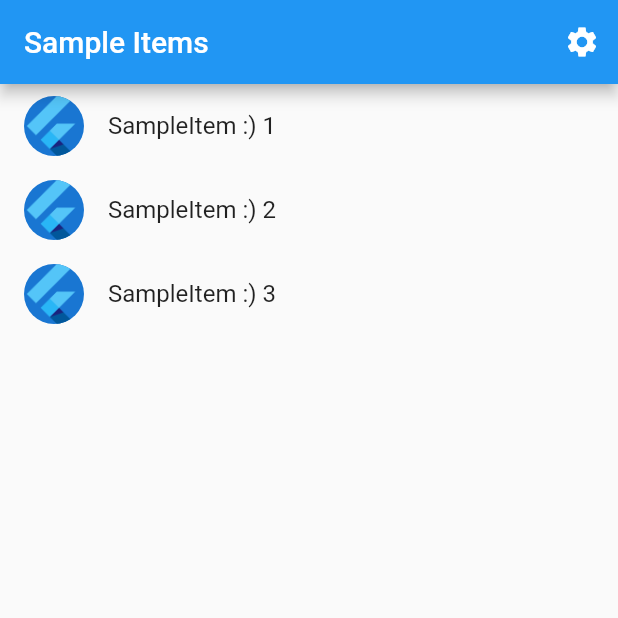
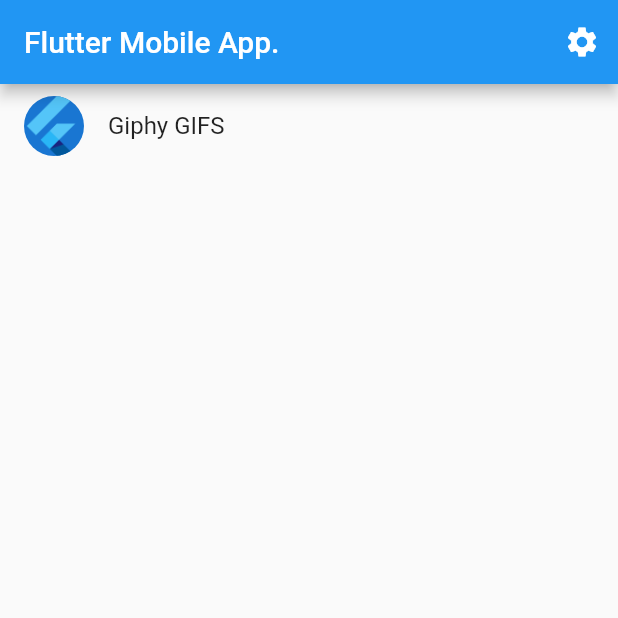
Before and after one commit to kristaps-m/flutter_giphy, a Flutter app: the screen it shows after launch, on a phone screen of 412 x 824 dp, the top half of it. Run offline on Flutter 3.47's test engine with Material 2 defaults, Android fonts, the phone set to English and light mode, and no system bars; generated files the repository leaves out were written again.

Commit message:
Rename Sample and remove 2 from sample list

```diff
--- a/flutter_giphy/lib/src/sample_feature/sample_item_list_view.dart
+++ b/flutter_giphy/lib/src/sample_feature/sample_item_list_view.dart
@@ -8,7 +8,7 @@
 class SampleItemListView extends StatelessWidget {
   const SampleItemListView({
     super.key,
-    this.items = const [SampleItem(1), SampleItem(2), SampleItem(3)],
+    this.items = const [SampleItem(1)],
   });
 
   static const routeName = '/';
@@ -19,7 +19,7 @@
   Widget build(BuildContext context) {
     return Scaffold(
       appBar: AppBar(
-        title: const Text('Sample Items'),
+        title: const Text('Flutter Mobile App.'),
         actions: [
           IconButton(
             icon: const Icon(Icons.settings),
@@ -46,10 +46,8 @@
         restorationId: 'sampleItemListView',
         itemCount: items.length,
         itemBuilder: (BuildContext context, int index) {
-          final item = items[index];
-
           return ListTile(
-              title: Text('SampleItem :) ${item.id}'),
+              title: const Text('Giphy GIFS'),
               leading: const CircleAvatar(
                 // Display the Flutter Logo image asset.
                 foregroundImage: AssetImage('assets/images/flutter_logo.png'),
```
